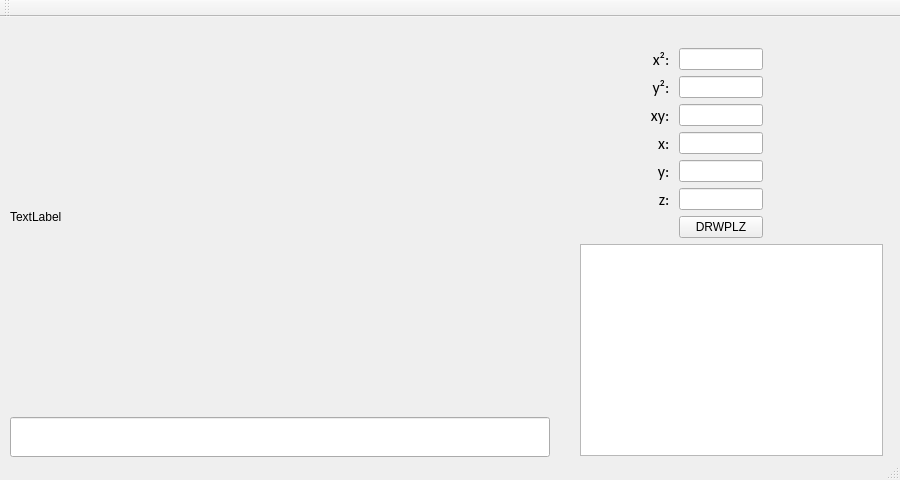
Before: the Qt Designer form mainwindow.ui in dankiy/GeomProj, drawn with Qt 5.
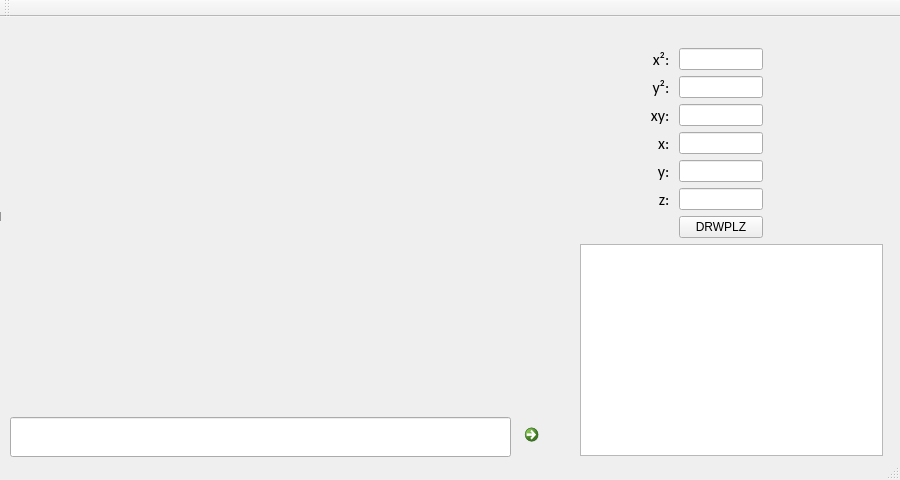
After: the same form once the commit is applied. Icons and pictures are not drawn.

Diff of the .ui file:
```diff
--- a/mainwindow.ui
+++ b/mainwindow.ui
@@ -25,6 +25,9 @@
   <property name="windowTitle">
    <string>GeomProj</string>
   </property>
+  <property name="autoFillBackground">
+   <bool>false</bool>
+  </property>
   <widget class="QWidget" name="centralWidget">
    <widget class="QWidget" name="verticalLayoutWidget">
     <property name="geometry">
@@ -244,7 +247,7 @@
    <widget class="QLabel" name="outputGraph">
     <property name="geometry">
      <rect>
-      <x>10</x>
+      <x>-50</x>
       <y>10</y>
       <width>540</width>
       <height>380</height>
@@ -285,7 +288,7 @@
      <rect>
       <x>10</x>
       <y>400</y>
-      <width>540</width>
+      <width>501</width>
       <height>40</height>
      </rect>
     </property>
@@ -298,6 +301,23 @@
      </font>
     </property>
    </widget>
+   <widget class="QCommandLinkButton" name="drws">
+    <property name="geometry">
+     <rect>
+      <x>517</x>
+      <y>400</y>
+      <width>34</width>
+      <height>40</height>
+     </rect>
+    </property>
+    <property name="text">
+     <string/>
+    </property>
+    <property name="icon">
+     <iconset>
+      <normaloff>../Users/www/Desktop/030_lapka-550x550.png</normaloff>../Users/www/Desktop/030_lapka-550x550.png</iconset>
+    </property>
+   </widget>
   </widget>
   <widget class="QMenuBar" name="menuBar">
    <property name="geometry">
```
Left out of the diff: 3 changed lines with no effect on the pictures.
